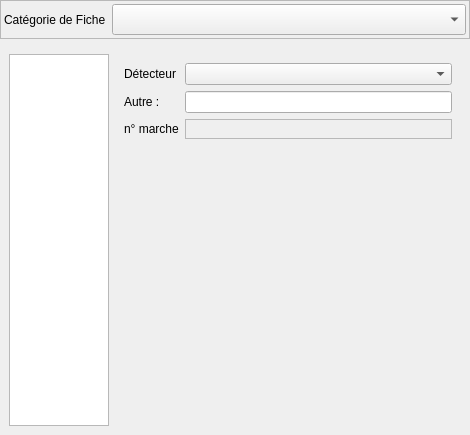
First picture: the form in Lamia/iface/qgiswidget/tools/toolprepro/base2_chantier/lamiabasechantier_desordre_tool_ui.ui, repository Artelia/Lamia, before the edit.
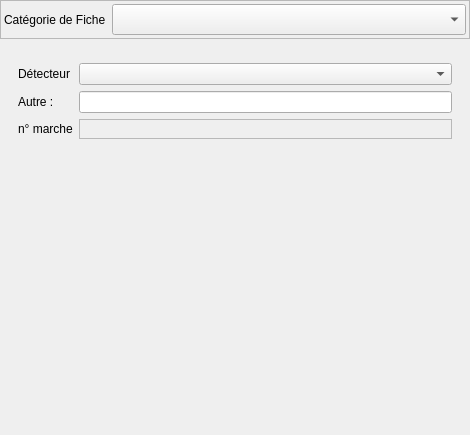
Second picture: the form after the edit.

```diff
--- a/Lamia/iface/qgiswidget/tools/toolprepro/base2_chantier/lamiabasechantier_desordre_tool_ui.ui
+++ b/Lamia/iface/qgiswidget/tools/toolprepro/base2_chantier/lamiabasechantier_desordre_tool_ui.ui
@@ -72,20 +72,7 @@
       <number>0</number>
      </property>
      <widget class="QWidget" name="page_nonconf">
-      <layout class="QHBoxLayout" name="horizontalLayout" stretch="1,10">
-       <item>
-        <widget class="QListWidget" name="listWidget_nonconf">
-         <property name="minimumSize">
-          <size>
-           <width>100</width>
-           <height>0</height>
-          </size>
-         </property>
-         <property name="wordWrap">
-          <bool>true</bool>
-         </property>
-        </widget>
-       </item>
+      <layout class="QHBoxLayout" name="horizontalLayout" stretch="10">
        <item>
         <widget class="QStackedWidget" name="stackedWidget_nonconf">
          <property name="currentIndex">
```
